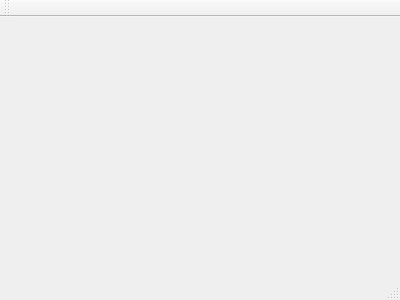
Old version of the form mainwindow.ui in the repository Serdnad/Music_Player.
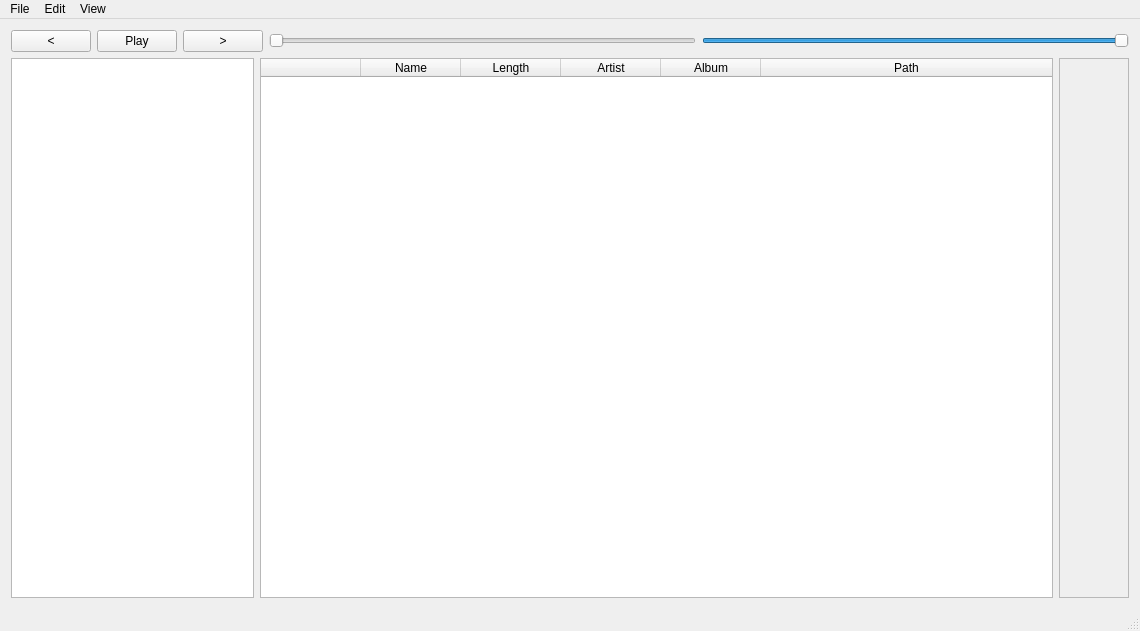
New version of the form.

```diff
--- a/mainwindow.ui
+++ b/mainwindow.ui
@@ -1,24 +1,194 @@
 <ui version="4.0">
  <class>MainWindow</class>
- <widget class="QMainWindow" name="MainWindow" >
-  <property name="geometry" >
+ <widget class="QMainWindow" name="MainWindow">
+  <property name="geometry">
    <rect>
     <x>0</x>
     <y>0</y>
-    <width>400</width>
-    <height>300</height>
+    <width>1140</width>
+    <height>631</height>
    </rect>
   </property>
   <property name="windowTitle" >
    <string>MainWindow</string>
   </property>
-  <widget class="QMenuBar" name="menuBar" />
-  <widget class="QToolBar" name="mainToolBar" />
-  <widget class="QWidget" name="centralWidget" />
-  <widget class="QStatusBar" name="statusBar" />
+  <widget class="QWidget" name="centralWidget">
+   <layout class="QVBoxLayout" name="verticalLayout">
+    <item>
+     <layout class="QHBoxLayout" name="horizontalLayout">
+      <item>
+       <widget class="QPushButton" name="ButtonPrev">
+        <property name="text">
+         <string>&lt;</string>
+        </property>
+       </widget>
+      </item>
+      <item>
+       <widget class="QPushButton" name="ButtonToggle">
+        <property name="text">
+         <string>Play</string>
+        </property>
+       </widget>
+      </item>
+      <item>
+       <widget class="QPushButton" name="ButtonNext">
+        <property name="text">
+         <string>&gt;</string>
+        </property>
+       </widget>
+      </item>
+      <item>
+       <widget class="QSlider" name="SliderTrack">
+        <property name="orientation">
+         <enum>Qt::Horizontal</enum>
+        </property>
+       </widget>
+      </item>
+      <item>
+       <widget class="QSlider" name="SliderVolume">
+        <property name="maximum">
+         <number>100</number>
+        </property>
+        <property name="value">
+         <number>100</number>
+        </property>
+        <property name="orientation">
+         <enum>Qt::Horizontal</enum>
+        </property>
+        <property name="invertedAppearance">
+         <bool>false</bool>
+        </property>
+        <property name="tickPosition">
+         <enum>QSlider::NoTicks</enum>
+        </property>
+       </widget>
+      </item>
+     </layout>
+    </item>
+    <item>
+     <layout class="QHBoxLayout" name="horizontalLayout_3">
+      <item alignment="Qt::AlignLeft">
+       <widget class="QListView" name="listView"/>
+      </item>
+      <item>
+       <widget class="QTableWidget" name="TableMusic">
+        <property name="sizeAdjustPolicy">
+         <enum>QAbstractScrollArea::AdjustToContents</enum>
+        </property>
+        <property name="editTriggers">
+         <set>QAbstractItemView::NoEditTriggers</set>
+        </property>
+        <property name="alternatingRowColors">
+         <bool>false</bool>
+        </property>
+        <property name="selectionBehavior">
+         <enum>QAbstractItemView::SelectRows</enum>
+        </property>
+        <property name="sortingEnabled">
+         <bool>true</bool>
+        </property>
+        <attribute name="horizontalHeaderStretchLastSection">
+         <bool>true</bool>
+        </attribute>
+        <attribute name="verticalHeaderVisible">
+         <bool>false</bool>
+        </attribute>
+        <attribute name="verticalHeaderCascadingSectionResizes">
+         <bool>true</bool>
+        </attribute>
+        <attribute name="verticalHeaderStretchLastSection">
+         <bool>true</bool>
+        </attribute>
+        <column>
+         <property name="text">
+          <string/>
+         </property>
+        </column>
+        <column>
+         <property name="text">
+          <string>Name</string>
+         </property>
+        </column>
+        <column>
+         <property name="text">
+          <string>Length</string>
+         </property>
+        </column>
+        <column>
+         <property name="text">
+          <string>Artist</string>
+         </property>
+        </column>
+        <column>
+         <property name="text">
+          <string>Album</string>
+         </property>
+        </column>
+        <column>
+         <property name="text">
+          <string>Path</string>
+         </property>
+        </column>
+       </widget>
+      </item>
+      <item alignment="Qt::AlignRight">
+       <widget class="QScrollArea" name="scrollArea">
+        <property name="widgetResizable">
+         <bool>true</bool>
+        </property>
+        <widget class="QWidget" name="scrollAreaWidgetContents">
+         <property name="geometry">
+          <rect>
+           <x>0</x>
+           <y>0</y>
+           <width>68</width>
+           <height>536</height>
+          </rect>
+         </property>
+        </widget>
+       </widget>
+      </item>
+     </layout>
+    </item>
+   </layout>
+  </widget>
+  <widget class="QMenuBar" name="menuBar">
+   <property name="geometry">
+    <rect>
+     <x>0</x>
+     <y>0</y>
+     <width>1140</width>
+     <height>20</height>
+    </rect>
+   </property>
+   <widget class="QMenu" name="menuMusic_Player">
+    <property name="title">
+     <string>File</string>
+    </property>
+    <addaction name="actionAdd"/>
+   </widget>
+   <widget class="QMenu" name="menuOther">
+    <property name="title">
+     <string>Edit</string>
+    </property>
+   </widget>
+   <widget class="QMenu" name="menuOh">
+    <property name="title">
+     <string>View</string>
+    </property>
+   </widget>
+   <addaction name="menuMusic_Player"/>
+   <addaction name="menuOther"/>
+   <addaction name="menuOh"/>
+  </widget>
+  <widget class="QStatusBar" name="statusBar"/>
+  <action name="actionAdd">
+   <property name="text">
+    <string>Add</string>
+   </property>
+  </action>
  </widget>
- <layoutDefault spacing="6" margin="11" />
- <pixmapfunction></pixmapfunction>
+ <layoutdefault spacing="6" margin="11"/>
  <resources/>
  <connections/>
 </ui>
```
Left out of the diff: 5 changed lines with no effect on the pictures.
